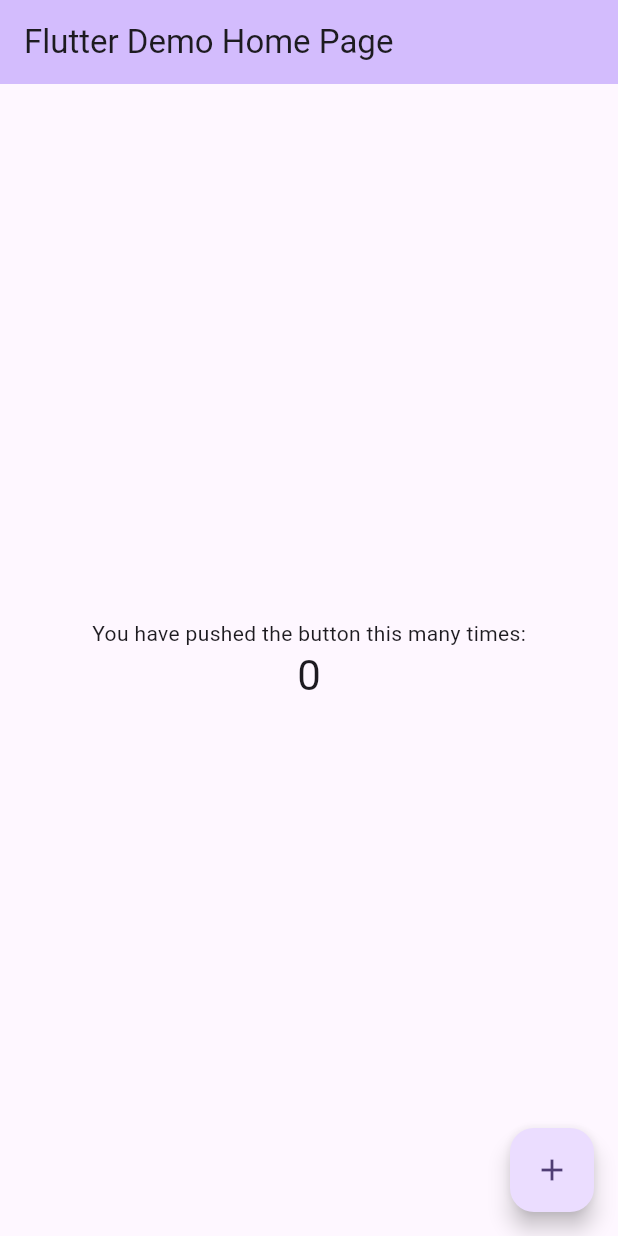
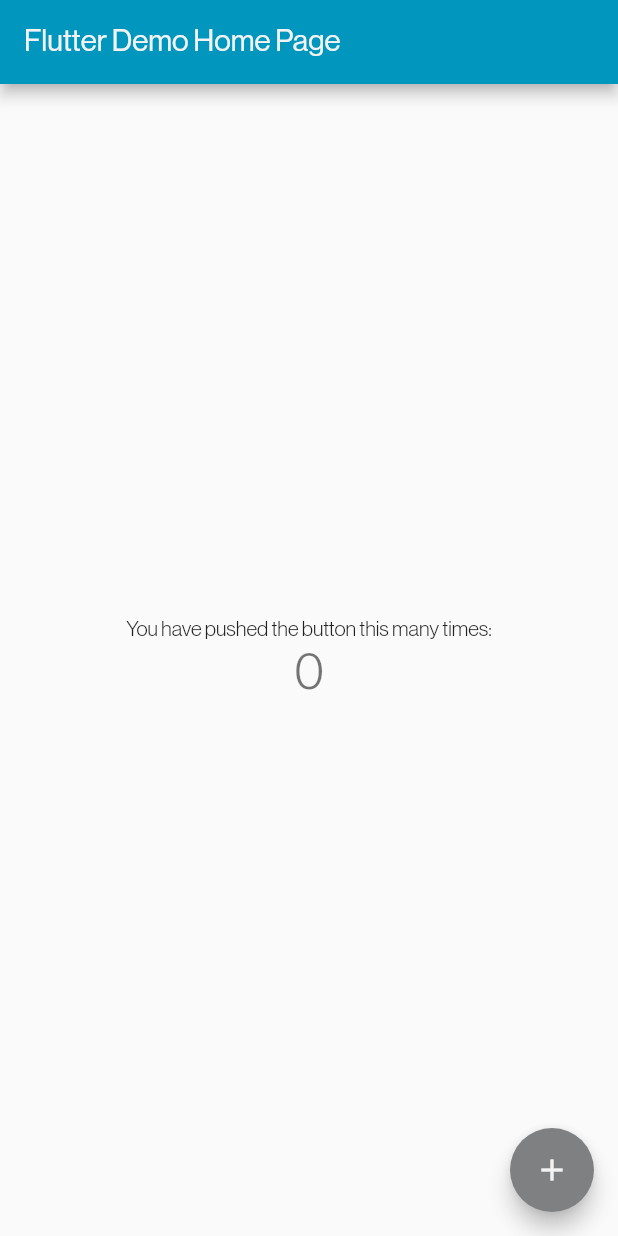
Before and after one commit to 0Nom4D/GuardianDock, a Flutter app: the screen it shows after launch, on a phone screen of 412 x 824 dp. Run offline on Flutter 3.47's test engine with Material 2 defaults, Android fonts, the phone set to English and light mode, and no system bars.

Commit message:
Theme: Implementing theme in main file

```diff
--- a/lib/main.dart
+++ b/lib/main.dart
@@ -1,4 +1,6 @@
 import 'package:flutter/material.dart';
+
+import 'package:guardian_dock/src/theme.dart';
 
 void main() {
   runApp(const MyApp());
@@ -7,30 +9,11 @@ void main() {
 class MyApp extends StatelessWidget {
   const MyApp({super.key});
 
-  // This widget is the root of your application.
   @override
   Widget build(BuildContext context) {
     return MaterialApp(
       title: 'Flutter Demo',
-      theme: ThemeData(
-        // This is the theme of your application.
-        //
-        // TRY THIS: Try running your application with "flutter run". You'll see
-        // the application has a blue toolbar. Then, without quitting the app,
-        // try changing the seedColor in the colorScheme below to Colors.green
-        // and then invoke "hot reload" (save your changes or press the "hot
-        // reload" button in a Flutter-supported IDE, or press "r" if you used
-        // the command line to start the app).
-        //
-        // Notice that the counter didn't reset back to zero; the application
-        // state is not lost during the reload. To reset the state, use hot
-        // restart instead.
-        //
-        // This works for code too, not just values: Most code changes can be
-        // tested with just a hot reload.
-        colorScheme: ColorScheme.fromSeed(seedColor: Colors.deepPurple),
-        useMaterial3: true,
-      ),
+      theme: AppTheme.defaultTheme,
       home: const MyHomePage(title: 'Flutter Demo Home Page'),
     );
   }
@@ -38,15 +21,6 @@ class MyApp extends StatelessWidget {
 
 class MyHomePage extends StatefulWidget {
   const MyHomePage({super.key, required this.title});
-
-  // This widget is the home page of your application. It is stateful, meaning
-  // that it has a State object (defined below) that contains fields that affect
-  // how it looks.
-
-  // This class is the configuration for the state. It holds the values (in this
-  // case the title) provided by the parent (in this case the App widget) and
-  // used by the build method of the State. Fields in a Widget subclass are
-  // always marked "final".
 
   final String title;
 
@@ -59,50 +33,18 @@ class _MyHomePageState extends State<MyHomePage> {
 
   void _incrementCounter() {
     setState(() {
-      // This call to setState tells the Flutter framework that something has
-      // changed in this State, which causes it to rerun the build method below
-      // so that the display can reflect the updated values. If we changed
-      // _counter without calling setState(), then the build method would not be
-      // called again, and so nothing would appear to happen.
       _counter++;
     });
   }
 
   @override
   Widget build(BuildContext context) {
-    // This method is rerun every time setState is called, for instance as done
-    // by the _incrementCounter method above.
-    //
-    // The Flutter framework has been optimized to make rerunning build methods
-    // fast, so that you can just rebuild anything that needs updating rather
-    // than having to individually change instances of widgets.
     return Scaffold(
       appBar: AppBar(
-        // TRY THIS: Try changing the color here to a specific color (to
-        // Colors.amber, perhaps?) and trigger a hot reload to see the AppBar
-        // change color while the other colors stay the same.
-        backgroundColor: Theme.of(context).colorScheme.inversePrimary,
-        // Here we take the value from the MyHomePage object that was created by
-        // the App.build method, and use it to set our appbar title.
         title: Text(widget.title),
       ),
       body: Center(
-        // Center is a layout widget. It takes a single child and positions it
-        // in the middle of the parent.
         child: Column(
-          // Column is also a layout widget. It takes a list of children and
-          // arranges them vertically. By default, it sizes itself to fit its
-          // children horizontally, and tries to be as tall as its parent.
-          //
-          // Column has various properties to control how it sizes itself and
-          // how it positions its children. Here we use mainAxisAlignment to
-          // center the children vertically; the main axis here is the vertical
-          // axis because Columns are vertical (the cross axis would be
-          // horizontal).
-          //
-          // TRY THIS: Invoke "debug painting" (choose the "Toggle Debug Paint"
-          // action in the IDE, or press "p" in the console), to see the
-          // wireframe for each widget.
           mainAxisAlignment: MainAxisAlignment.center,
           children: <Widget>[
             const Text(
@@ -119,7 +61,7 @@ class _MyHomePageState extends State<MyHomePage> {
         onPressed: _incrementCounter,
         tooltip: 'Increment',
         child: const Icon(Icons.add),
-      ), // This trailing comma makes auto-formatting nicer for build methods.
+      ),
     );
   }
 }
```
